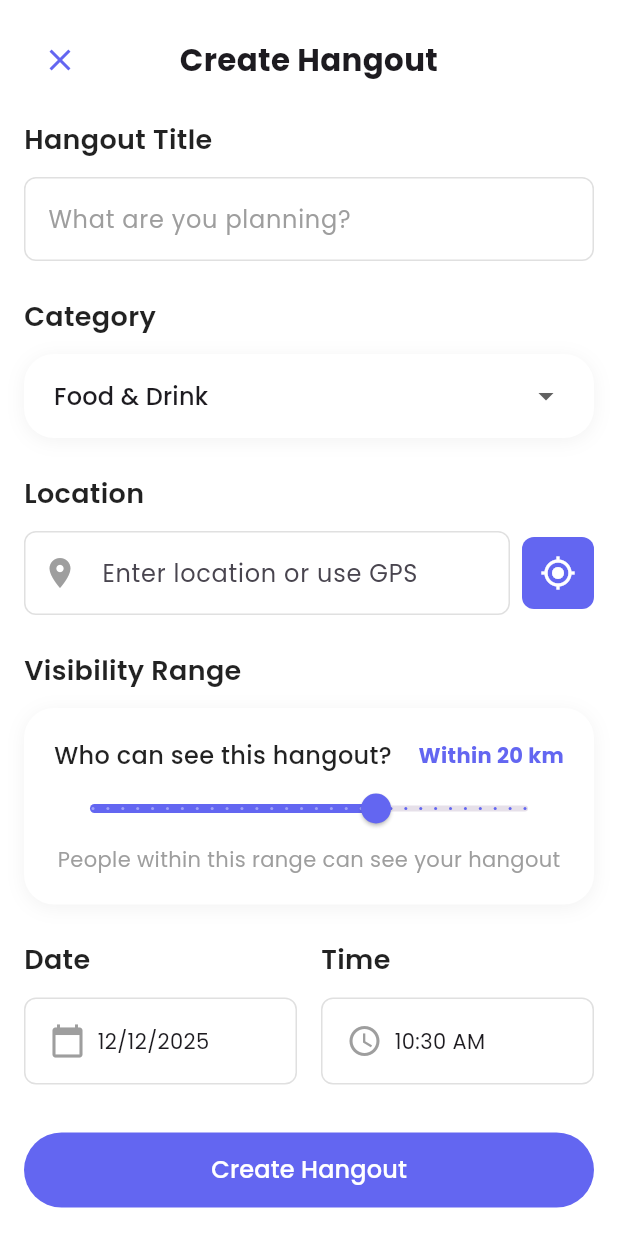
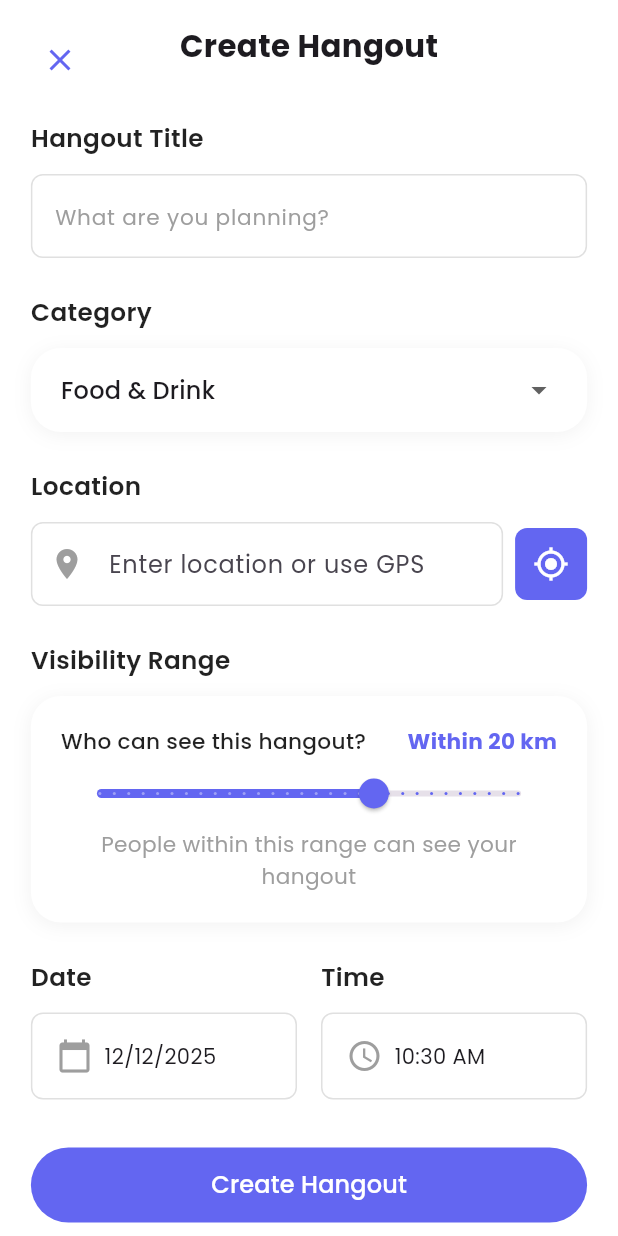
Before and after one commit to alan4213/Hangbuddy, a Flutter app: the CreateHangoutScreen screen opened by its route, on a phone screen of 412 x 824 dp. Run offline on Flutter 3.47's test engine with Material 3 defaults, Android fonts, the light colour scheme and no system bars; our stand-ins replace cloud_firestore, firebase_auth, firebase_core, firebase_dynamic_links, firebase_messaging, firebase_storage and 8 more; accounts and stored records are empty.

```diff
--- a/lib/screens/create_hangout_screen.dart
+++ b/lib/screens/create_hangout_screen.dart
@@ -7,6 +7,7 @@
 import 'package:geolocator/geolocator.dart';
 import '../theme/app_theme.dart';
 import '../widgets/loading_widget.dart';
+import '../utils/responsive.dart';
 
 class CreateHangoutScreen extends StatefulWidget {
   const CreateHangoutScreen({super.key});
@@ -49,34 +50,36 @@
         child: SingleChildScrollView(
           child: Column(
             children: [
-              Padding(
-                padding: EdgeInsets.all(16),
-              child: Row(
+              Container(
+                padding: const EdgeInsets.symmetric(horizontal: 16, vertical: 16),
+                child: Stack(
                   children: [
-                  IconButton(
+                    Align(
+                      alignment: Alignment.centerLeft,
+                      child: IconButton(
                         icon: Icon(Icons.close, color: AppTheme.primaryColor),
                         onPressed: () {
                           HapticFeedback.lightImpact();
                           Navigator.pop(context);
                         },
                       ),
-                  Expanded(
+                    ),
+                    Center(
                       child: Text(
                         'Create Hangout',
-                      textAlign: TextAlign.center,
                         style: TextStyle(
-                        fontSize: (MediaQuery.of(context).size.width * 0.05).clamp(18.0, 22.0),
+                          fontSize: Responsive.fontSize(context, Responsive.headingFontSize),
                           fontWeight: FontWeight.bold,
                         ),
-                      overflow: TextOverflow.ellipsis,
                       ),
                     ),
-                  const SizedBox(width: 48),
                   ],
                 ),
               ),
-            Container(
-              padding: EdgeInsets.symmetric(horizontal: 16),
+            Padding(
+              padding: EdgeInsets.symmetric(
+                horizontal: Responsive.padding(context, Responsive.mediumPadding),
+              ),
               child: Column(
                 crossAxisAlignment: CrossAxisAlignment.start,
                 children: [
@@ -217,8 +220,8 @@
       padding: const EdgeInsets.only(bottom: 12),
       child: Text(
         title,
-        style: const TextStyle(
-          fontSize: 18,
+        style: TextStyle(
+          fontSize: Responsive.fontSize(context, Responsive.bodyFontSize),
           fontWeight: FontWeight.w600,
           color: Colors.black87,
         ),
@@ -242,7 +245,10 @@
           maxLines: maxLines,
           decoration: InputDecoration(
             hintText: hint,
-            hintStyle: const TextStyle(color: Colors.grey, fontSize: 16),
+            hintStyle: TextStyle(
+              color: Colors.grey,
+              fontSize: Responsive.fontSize(context, Responsive.smallFontSize),
+            ),
             prefixIcon: prefixIcon != null ? Icon(prefixIcon, color: Colors.grey) : null,
             border: OutlineInputBorder(
               borderRadius: BorderRadius.circular(8),
@@ -455,19 +461,21 @@
           child: Column(
             children: [
               Row(
-                mainAxisAlignment: MainAxisAlignment.spaceBetween,
                 children: [
-                  const Text(
+                  Expanded(
+                    child: Text(
                       'Who can see this hangout?',
                       style: TextStyle(
-                      fontSize: 16,
+                        fontSize: Responsive.fontSize(context, Responsive.smallFontSize),
                         fontWeight: FontWeight.w500,
                         color: Colors.black87,
+                      ),
                     ),
                   ),
                   Text(
                     'Within ${_maxDistance.toInt()} km',
                     style: TextStyle(
+                      fontSize: Responsive.fontSize(context, Responsive.smallFontSize),
                       fontWeight: FontWeight.bold,
                       color: AppTheme.primaryColor,
                     ),
@@ -484,13 +492,14 @@
                   setState(() => _maxDistance = value);
                 },
               ),
-              const Text(
+              Text(
                 'People within this range can see your hangout',
                 style: TextStyle(
-                  fontSize: 14,
+                  fontSize: Responsive.fontSize(context, Responsive.smallFontSize),
                   color: Colors.grey,
                   fontWeight: FontWeight.w400,
                 ),
+                textAlign: TextAlign.center,
               ),
             ],
           ),
--- /dev/null
+++ b/lib/utils/responsive.dart
@@ -0,0 +1,22 @@
+import 'package:flutter/material.dart';
+
+class Responsive {
+  static double width(BuildContext context) => MediaQuery.of(context).size.width;
+  static double height(BuildContext context) => MediaQuery.of(context).size.height;
+
+  // Font sizes
+  static double fontSize(BuildContext context, double percentage) => width(context) * percentage;
+
+  // Padding/Margins
+  static double padding(BuildContext context, double percentage) => width(context) * percentage;
+
+  // Common responsive values
+  static double get titleFontSize => 0.07; // 7% of screen width
+  static double get headingFontSize => 0.05; // 5% of screen width
+  static double get bodyFontSize => 0.04; // 4% of screen width
+  static double get smallFontSize => 0.035; // 3.5% of screen width
+
+  static double get largePadding => 0.08; // 8% of screen width
+  static double get mediumPadding => 0.05; // 5% of screen width
+  static double get smallPadding => 0.03; // 3% of screen width
+}
```
Also changed, not shown: lib/screens/gender_screen.dart (+4 -3 lines), lib/screens/home_screen.dart (+196 -41 lines). Lines whose indentation alone changed are shown as unchanged.
